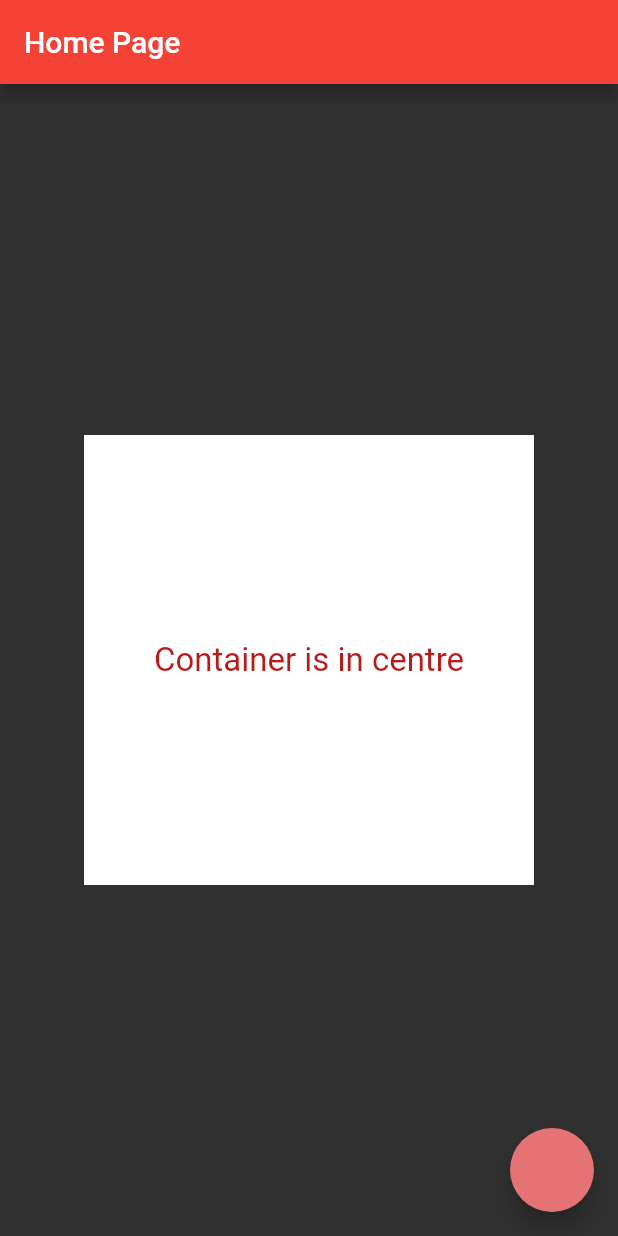
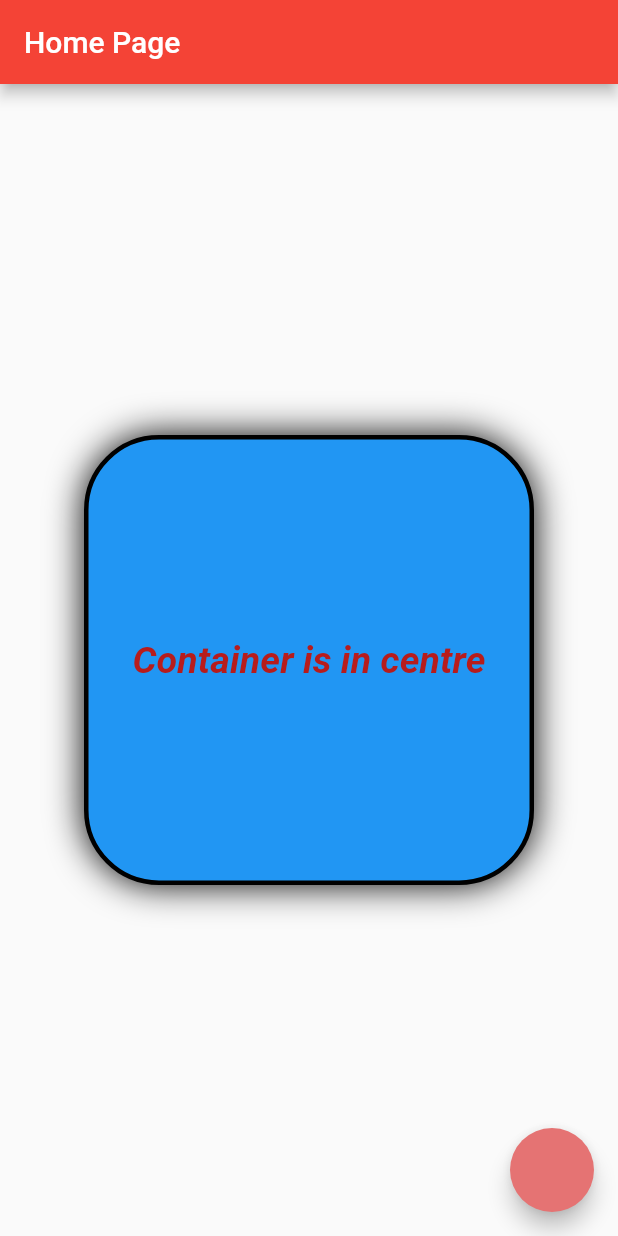
Before and after one commit to aayeshanomani/Session-Code, a Flutter app: the screen it shows after launch, on a phone screen of 412 x 824 dp. Run offline on Flutter 3.47's test engine with Material 2 defaults, Android fonts, the phone set to English and light mode, and no system bars.

Commit message:
Session 2

```diff
--- a/lib/main.dart
+++ b/lib/main.dart
@@ -12,7 +12,7 @@ class FirstApp extends StatelessWidget {
   Widget build(BuildContext context) {
     return MaterialApp(
       title: 'First Application',
-      theme: ThemeData.dark(),
+      theme: ThemeData.light(),
       home: MyHomePage(),
       debugShowCheckedModeBanner: false,
     );
@@ -41,13 +41,23 @@ class _MyHomePageState extends State<MyHomePage> {
         child: Container(
           width: 300,
           height: 300,
-          color: Colors.white,
+          decoration: BoxDecoration(
+            color: Colors.blue,
+            border: Border.all(width: 3.0, color: Colors.black),
+            borderRadius: BorderRadius.circular(50.0),
+              boxShadow: [new BoxShadow(
+                color: Colors.black,
+                blurRadius: 20.0,
+              ),]
+          ),
           child: Center(
               child: Text(
                 'Container is in centre',
                 style: TextStyle(
                     color: Colors.red[900],
-                  fontSize: 22,
+                    fontSize: 25,
+                  fontWeight: FontWeight.bold,
+                    fontStyle: FontStyle.italic
                 ),
               )
           ),
```
Also changed, not shown: 1 other file.
